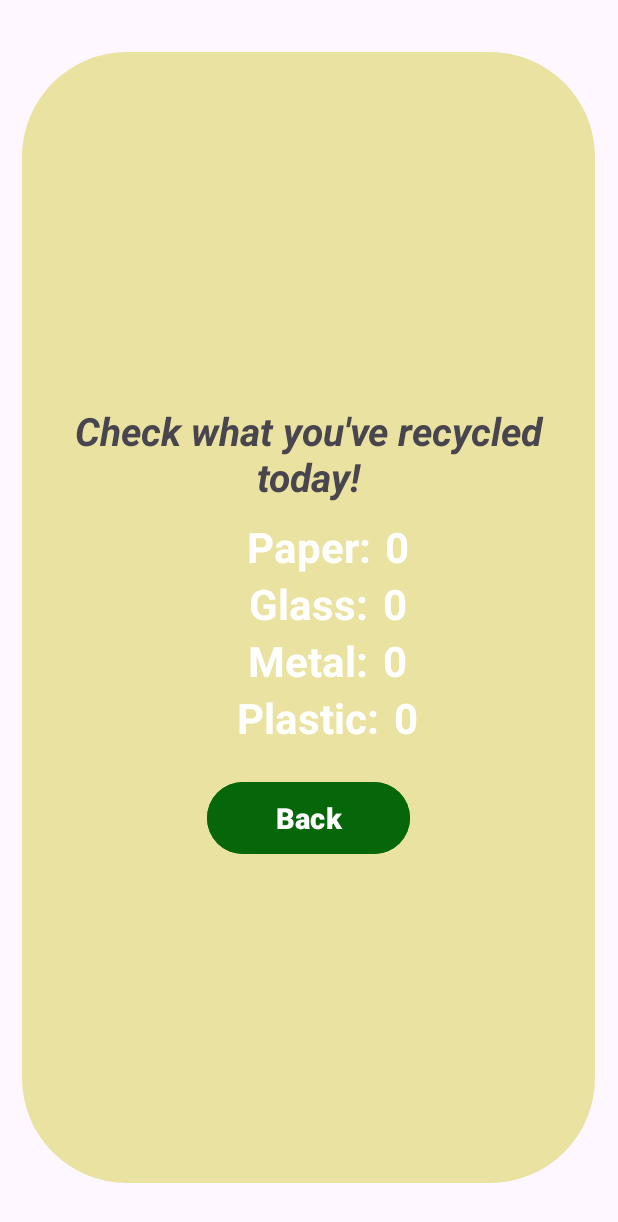
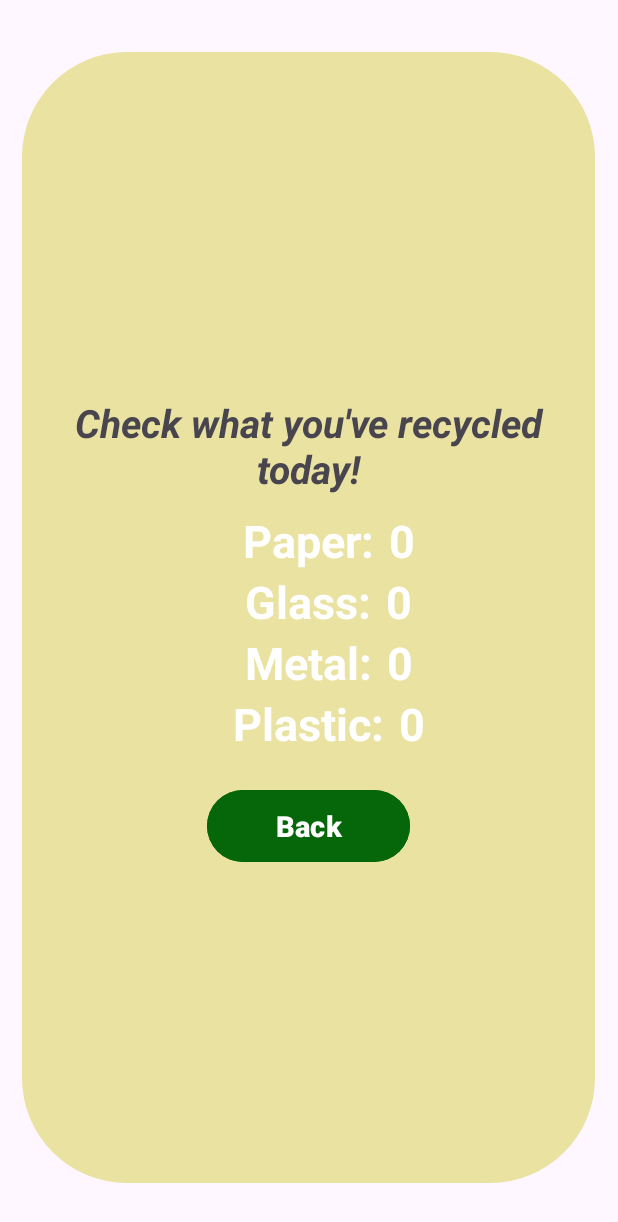
Before and after one commit to stavrosal/RecycleIT, an Android app built with Jetpack Compose: the RecycledItemsActivity screen opened directly, with no data from a screen before it, on a phone screen of 412 x 824 dp. Shown: the top 1222 px of the screen. Run offline under Robolectric (Android 15) with nearby library versions, the phone set to English and light mode, and no system bars; 8 statements that could not run were skipped.

```diff
--- a/app/src/main/res/layout/activity_recycled_items.xml
+++ b/app/src/main/res/layout/activity_recycled_items.xml
@@ -7,7 +7,7 @@
 
     <LinearLayout
         android:layout_width="wrap_content"
-        android:layout_height="match_parent"
+        android:layout_height="wrap_content"
         android:layout_centerInParent="true"
         android:layout_marginStart="20dp"
         android:layout_marginTop="50dp"
@@ -16,6 +16,7 @@
         android:background="@drawable/num_of_materials"
         android:gravity="center"
         android:orientation="vertical"
+        android:padding="20dp"
         tools:layout_editor_absoluteX="2dp"
         tools:layout_editor_absoluteY="70dp">
 
@@ -40,12 +41,11 @@
                 android:id="@+id/paperTextView"
                 android:layout_width="wrap_content"
                 android:layout_height="wrap_content"
-                android:layout_centerHorizontal="true"
-                android:layout_marginStart="100dp"
+                android:layout_centerInParent="true"
+                android:layout_marginStart="70dp"
                 android:text="Paper:"
-                android:textAlignment="center"
                 android:textColor="@color/white"
-                android:textSize="28sp"
+                android:textSize="30sp"
                 android:textStyle="bold" />
 
             <TextView
@@ -56,10 +56,9 @@
                 android:layout_marginStart="10dp"
                 android:layout_toEndOf="@id/paperTextView"
                 android:text="0"
-                android:textAlignment="center"
+                android:textStyle="bold"
                 android:textColor="@color/white"
-                android:textSize="28sp"
-                android:textStyle="bold" />
+                android:textSize="30sp" />
 
         </RelativeLayout>
 
@@ -74,11 +73,11 @@
                 android:layout_width="wrap_content"
                 android:layout_height="wrap_content"
                 android:layout_centerInParent="true"
-                android:layout_marginStart="100dp"
+                android:layout_marginStart="70dp"
                 android:text="Glass:"
                 android:textAlignment="center"
                 android:textColor="@color/white"
-                android:textSize="28sp"
+                android:textSize="30sp"
                 android:textStyle="bold" />
 
             <TextView
@@ -88,28 +87,28 @@
                 android:layout_marginStart="10dp"
                 android:layout_toEndOf="@id/glassTxt"
                 android:text="0"
-                android:textAlignment="center"
+                android:textStyle="bold"
                 android:textColor="@color/white"
-                android:textSize="28sp"
-                android:textStyle="bold" />
+                android:textSize="30sp" />
 
         </RelativeLayout>
 
         <!-- Metal -->
         <RelativeLayout
             android:layout_width="match_parent"
-            android:layout_height="wrap_content">
+            android:layout_height="wrap_content"
+            android:textAlignment="center">
 
             <TextView
                 android:id="@+id/metalTxt"
                 android:layout_width="wrap_content"
                 android:layout_height="wrap_content"
                 android:layout_centerInParent="true"
-                android:layout_marginStart="100dp"
+                android:layout_marginStart="70dp"
                 android:text="Metal:"
                 android:textAlignment="center"
                 android:textColor="@color/white"
-                android:textSize="28sp"
+                android:textSize="30sp"
                 android:textStyle="bold" />
 
             <TextView
@@ -120,10 +119,9 @@
                 android:layout_marginStart="10dp"
                 android:layout_toEndOf="@id/metalTxt"
                 android:text="0"
+                android:textStyle="bold"
                 android:textColor="@color/white"
-                android:textAlignment="center"
-                android:textSize="28sp"
-                android:textStyle="bold" />
+                android:textSize="30sp" />
 
         </RelativeLayout>
 
@@ -138,11 +136,11 @@
                 android:layout_width="wrap_content"
                 android:layout_height="wrap_content"
                 android:layout_centerInParent="true"
-                android:layout_marginStart="100dp"
+                android:layout_marginStart="70dp"
                 android:text="Plastic:"
                 android:textAlignment="center"
                 android:textColor="@color/white"
-                android:textSize="28sp"
+                android:textSize="30sp"
                 android:textStyle="bold" />
 
             <TextView
@@ -154,10 +152,9 @@
                 android:layout_marginEnd="70dp"
                 android:layout_toEndOf="@id/plasticTxt"
                 android:text="0"
-                android:textAlignment="center"
+                android:textStyle="bold"
                 android:textColor="@color/white"
-                android:textSize="28sp"
-                android:textStyle="bold" />
+                android:textSize="30sp" />
 
         </RelativeLayout>
 
@@ -183,13 +180,15 @@
             android:id="@+id/buttonBack"
             android:layout_width="135dp"
             android:layout_height="56dp"
+            android:layout_alignParentRight="true"
+            android:layout_alignParentBottom="true"
             android:layout_gravity="center"
             android:layout_marginTop="20dp"
             android:backgroundTint="#056709"
             android:onClick="onClickBackArrow"
+            android:textStyle="bold"
             android:text="Back"
-            android:textSize="19sp"
-            android:textStyle="bold" />
+            android:textSize="19sp" />
 
 
     </LinearLayout>
```
